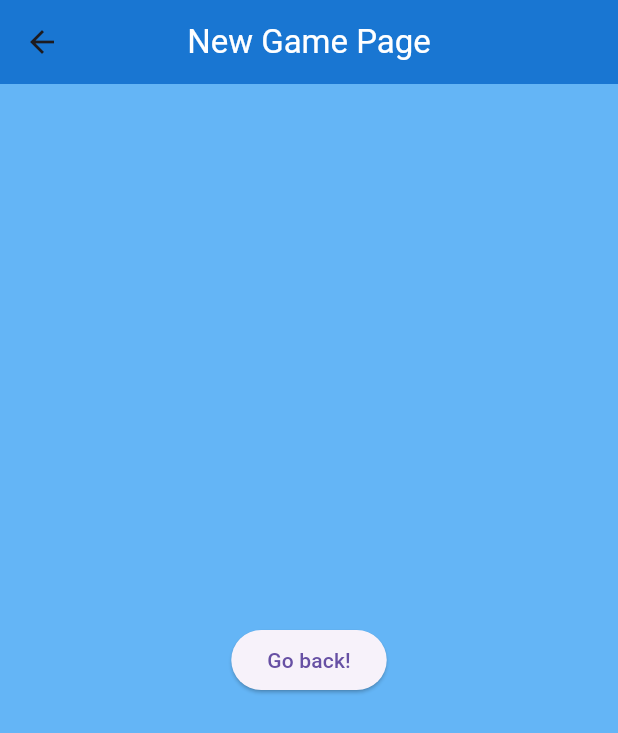
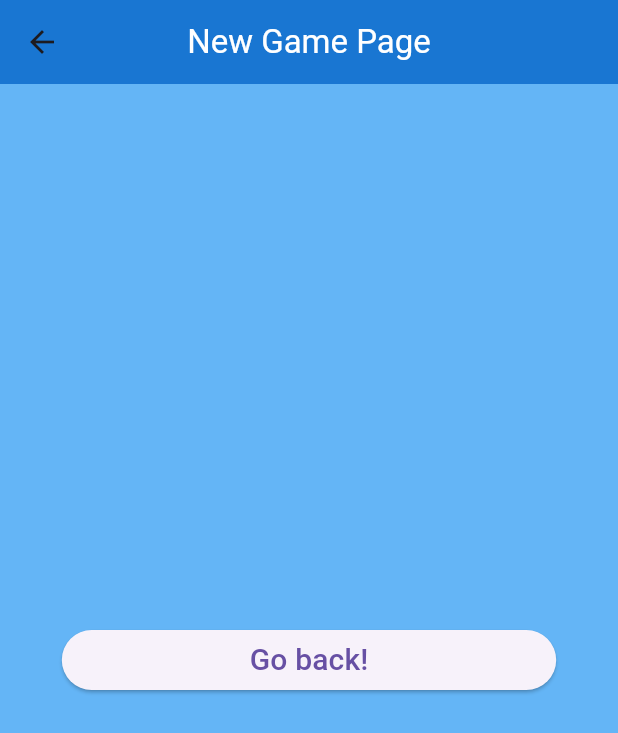
Before and after one commit to mezgoodle/UnoCounter, a Flutter app: the screen it shows after launch, after a tap on "Create new game!", on a phone screen of 412 x 824 dp. Shown: the top 733 px of the screen. Run offline on Flutter 3.47's test engine with Material 3 defaults, Android fonts, the phone set to English and light mode, and no system bars.

Commit message:
Create CustomButton

```diff
--- a/lib/pages/games.dart
+++ b/lib/pages/games.dart
@@ -1,5 +1,6 @@
 import 'package:flutter/material.dart';
 import 'package:unocounter/widgets/app_bar.dart';
+import 'package:unocounter/widgets/buttons.dart';
 
 class GamesPage extends StatelessWidget {
   const GamesPage({super.key});
@@ -9,11 +10,11 @@ class GamesPage extends StatelessWidget {
     return Scaffold(
       appBar: CustomAppBar(title: 'Games Page'),
       body: Center(
-        child: ElevatedButton(
+        child: CustomButton(
+          text: 'Go back!',
           onPressed: () {
             Navigator.pop(context);
           },
-          child: const Text('Go back!'),
         ),
       ),
     );
--- a/lib/pages/home.dart
+++ b/lib/pages/home.dart
@@ -2,6 +2,7 @@ import 'package:flutter/material.dart';
 import 'package:unocounter/pages/games.dart';
 import 'package:unocounter/pages/new_game.dart';
 import 'package:unocounter/widgets/app_bar.dart';
+import 'package:unocounter/widgets/buttons.dart';
 
 class HomePage extends StatelessWidget {
   const HomePage({super.key});
@@ -22,38 +23,18 @@ class HomePage extends StatelessWidget {
               ),
             ),
             SizedBox(height: 30),
-            FractionallySizedBox(
-              widthFactor: 0.8,
-              child: ElevatedButton(
-                child: const Text(
-                  'See all games!',
-                  style: TextStyle(fontSize: 20),
-                ),
-                onPressed: () {
-                  Navigator.push(
-                    context,
-                    MaterialPageRoute(builder: (context) => const GamesPage()),
-                  );
-                },
-              ),
+            CustomButton(
+              text: "See all games!",
+              onPressed: () => Navigator.push(context,
+                  MaterialPageRoute(builder: (context) => GamesPage())),
             ),
             SizedBox(height: 15),
-            FractionallySizedBox(
-              widthFactor: 0.8,
-              child: ElevatedButton(
-                child: const Text(
-                  'Create new game!',
-                  style: TextStyle(fontSize: 20),
-                ),
+            CustomButton(
+                text: 'Create new game!',
                 onPressed: () {
-                  Navigator.push(
-                    context,
-                    MaterialPageRoute(
-                        builder: (context) => const NewGamePage()),
-                  );
-                },
-              ),
-            ),
+                  Navigator.push(context,
+                      MaterialPageRoute(builder: (context) => NewGamePage()));
+                }),
           ],
         ),
       ),
--- a/lib/pages/new_game.dart
+++ b/lib/pages/new_game.dart
@@ -1,5 +1,6 @@
 import 'package:flutter/material.dart';
 import 'package:unocounter/widgets/app_bar.dart';
+import 'package:unocounter/widgets/buttons.dart';
 
 class NewGamePage extends StatelessWidget {
   const NewGamePage({super.key});
@@ -9,11 +10,11 @@ class NewGamePage extends StatelessWidget {
     return Scaffold(
       appBar: CustomAppBar(title: 'New Game Page'),
       body: Center(
-        child: ElevatedButton(
+        child: CustomButton(
+          text: 'Go back!',
           onPressed: () {
             Navigator.pop(context);
           },
-          child: const Text('Go back!'),
         ),
       ),
     );
--- /dev/null
+++ b/lib/widgets/buttons.dart
@@ -0,0 +1,28 @@
+import 'package:flutter/material.dart';
+
+class CustomButton extends StatelessWidget {
+  final String _text;
+  final VoidCallback? _onPressed;
+
+  const CustomButton({
+    Key? key,
+    required String text,
+    required VoidCallback onPressed,
+  })  : _text = text,
+        _onPressed = onPressed,
+        super(key: key);
+
+  @override
+  Widget build(BuildContext context) {
+    return FractionallySizedBox(
+      widthFactor: 0.8,
+      child: ElevatedButton(
+        onPressed: _onPressed,
+        child: Text(
+          _text,
+          style: const TextStyle(fontSize: 20),
+        ),
+      ),
+    );
+  }
+}
```
